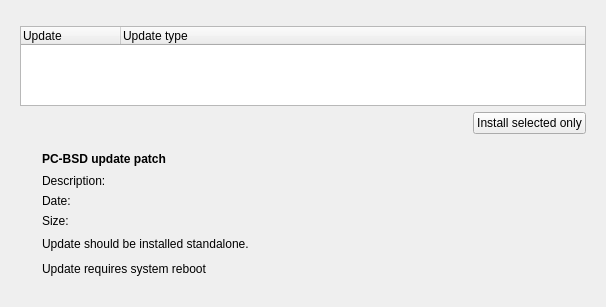
trueos/pcbsd, file src-qt4/pc-updatecenter/sysdetailswidget.ui: the form before one commit.
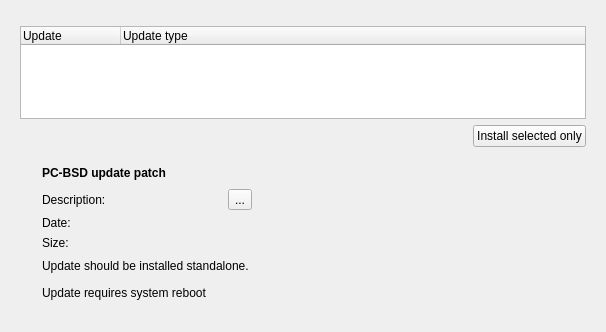
The form after the commit. Icons and pictures are not drawn. Custom widgets are drawn as their Qt base class.

```diff
--- a/src-qt4/pc-updatecenter/sysdetailswidget.ui
+++ b/src-qt4/pc-updatecenter/sysdetailswidget.ui
@@ -7,7 +7,7 @@
     <x>0</x>
     <y>0</y>
     <width>606</width>
-    <height>307</height>
+    <height>332</height>
    </rect>
   </property>
   <property name="windowTitle">
@@ -108,6 +108,8 @@
                 </widget>
                </item>
                <item row="0" column="1">
+                <layout class="QHBoxLayout" name="horizontalLayout">
+                 <item>
                 <widget class="QLabel" name="sysPadthDescription">
                  <property name="text">
                   <string/>
@@ -116,6 +118,22 @@
                   <set>Qt::LinksAccessibleByMouse|Qt::TextSelectableByMouse</set>
                  </property>
                 </widget>
+                 </item>
+                 <item>
+                  <widget class="QToolButton" name="openDeskriptionBtn">
+                   <property name="toolTip">
+                    <string>Open description on web browser</string>
+                   </property>
+                   <property name="text">
+                    <string>...</string>
+                   </property>
+                   <property name="icon">
+                    <iconset resource="res.qrc">
+                     <normaloff>:/images/internet-web-browser.png</normaloff>:/images/internet-web-browser.png</iconset>
+                   </property>
+                  </widget>
+                 </item>
+                </layout>
                </item>
                <item row="1" column="0">
                 <widget class="QLabel" name="label_10">
```
Left out of the diff: 4 changed lines with no effect on the pictures. Lines whose indentation alone changed are shown as unchanged.
